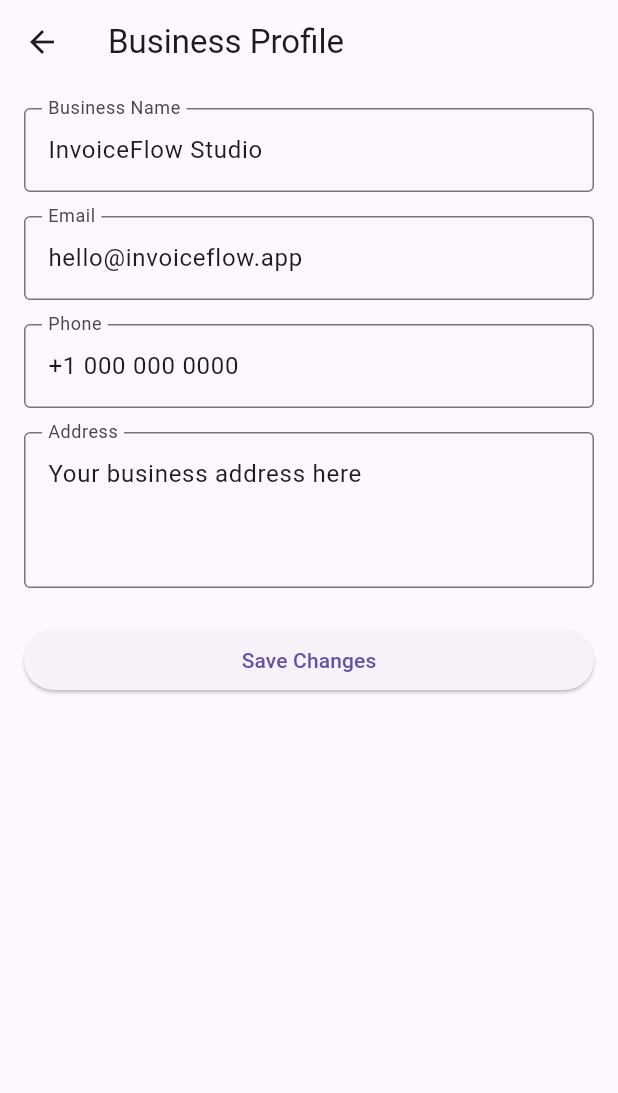
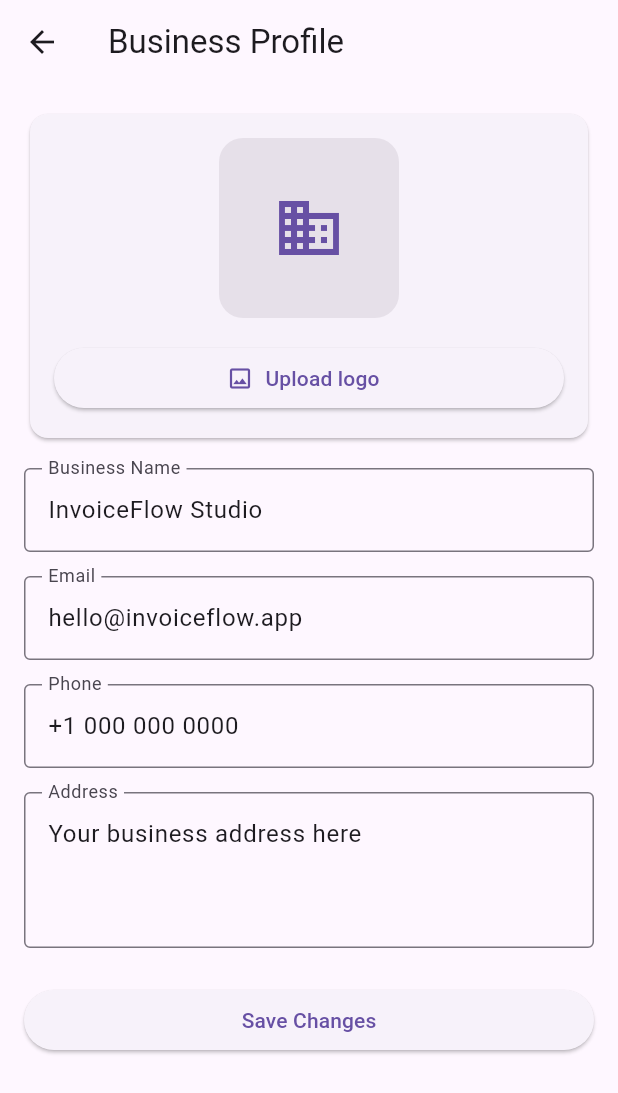
Before and after one commit to Mayyad78/invoiceflow, a Flutter app: the BusinessProfileScreen screen opened directly, on a phone screen of 412 x 824 dp. Shown: the top 1093 px of the screen. Run offline on Flutter 3.47's test engine with Material 3 defaults, Android fonts, the phone set to English and light mode, and no system bars; our stand-ins replace flutter_riverpod, hive, hive_flutter, image_picker, pdf, printing and 1 more; missing offline and left inert: file_selector; accounts and stored records are empty.

Commit message:
Step 10b: add business logo upload, local storage, and PDF logo support

```diff
--- a/lib/features/settings/business_profile_screen.dart
+++ b/lib/features/settings/business_profile_screen.dart
@@ -1,5 +1,11 @@
+import 'dart:convert';
+import 'dart:typed_data';
+
+import 'package:file_selector/file_selector.dart';
+import 'package:flutter/foundation.dart';
 import 'package:flutter/material.dart';
 import 'package:flutter_riverpod/flutter_riverpod.dart';
+import 'package:image_picker/image_picker.dart';
 
 import '../../l10n/app_localizations.dart';
 import '../../models/business_profile_model.dart';
@@ -15,21 +21,27 @@ class BusinessProfileScreen extends ConsumerStatefulWidget {
 
 class _BusinessProfileScreenState extends ConsumerState<BusinessProfileScreen> {
   final _formKey = GlobalKey<FormState>();
+  final ImagePicker _imagePicker = ImagePicker();
 
   late final TextEditingController _nameController;
   late final TextEditingController _emailController;
   late final TextEditingController _phoneController;
   late final TextEditingController _addressController;
 
+  String? _logoBase64;
+  bool _isPickingLogo = false;
+
   @override
   void initState() {
     super.initState();
+
     final profile = ref.read(businessProfileProvider);
 
     _nameController = TextEditingController(text: profile.name);
     _emailController = TextEditingController(text: profile.email);
     _phoneController = TextEditingController(text: profile.phone);
     _addressController = TextEditingController(text: profile.address);
+    _logoBase64 = profile.logoBase64;
   }
 
   @override
@@ -39,6 +51,102 @@ class _BusinessProfileScreenState extends ConsumerState<BusinessProfileScreen> {
     _phoneController.dispose();
     _addressController.dispose();
     super.dispose();
+  }
+
+  Uint8List? get _logoBytes {
+    final value = _logoBase64;
+    if (value == null || value.isEmpty) {
+      return null;
+    }
+
+    try {
+      return base64Decode(value);
+    } catch (_) {
+      return null;
+    }
+  }
+
+  bool get _useDesktopFilePicker {
+    if (kIsWeb) return true;
+
+    return defaultTargetPlatform == TargetPlatform.macOS ||
+        defaultTargetPlatform == TargetPlatform.windows ||
+        defaultTargetPlatform == TargetPlatform.linux;
+  }
+
+  Future<void> _pickLogo() async {
+    if (_isPickingLogo) return;
+
+    setState(() {
+      _isPickingLogo = true;
+    });
+
+    try {
+      Uint8List? bytes;
+
+      if (_useDesktopFilePicker) {
+        const typeGroup = XTypeGroup(
+          label: 'images',
+          extensions: <String>[
+            'png',
+            'jpg',
+            'jpeg',
+            'webp',
+          ],
+        );
+
+        final XFile? file = await openFile(
+          acceptedTypeGroups: <XTypeGroup>[typeGroup],
+          confirmButtonText: 'Select logo',
+        );
+
+        if (file != null) {
+          bytes = await file.readAsBytes();
+        }
+      } else {
+        final XFile? file = await _imagePicker.pickImage(
+          source: ImageSource.gallery,
+          imageQuality: 85,
+          maxWidth: 1200,
+        );
+
+        if (file != null) {
+          bytes = await file.readAsBytes();
+        }
+      }
+
+      if (!mounted) return;
+
+      if (bytes == null || bytes.isEmpty) {
+        setState(() {
+          _isPickingLogo = false;
+        });
+        return;
+      }
+
+      setState(() {
+        _logoBase64 = base64Encode(bytes!);
+        _isPickingLogo = false;
+      });
+    } catch (e) {
+      if (!mounted) return;
+
+      setState(() {
+        _isPickingLogo = false;
+      });
+
+      ScaffoldMessenger.of(context).showSnackBar(
+        SnackBar(
+          content: Text('Failed to pick logo: $e'),
+        ),
+      );
+    }
+  }
+
+  void _removeLogo() {
+    setState(() {
+      _logoBase64 = null;
+    });
   }
 
   Future<void> _save() async {
@@ -51,6 +159,7 @@ class _BusinessProfileScreenState extends ConsumerState<BusinessProfileScreen> {
       email: _emailController.text.trim(),
       phone: _phoneController.text.trim(),
       address: _addressController.text.trim(),
+      logoBase64: _logoBase64,
     );
 
     await ref.read(businessProfileProvider.notifier).save(profile);
@@ -67,6 +176,7 @@ class _BusinessProfileScreenState extends ConsumerState<BusinessProfileScreen> {
   @override
   Widget build(BuildContext context) {
     final t = AppLocalizations.of(context)!;
+    final logoBytes = _logoBytes;
 
     return Scaffold(
       appBar: AppBar(
@@ -77,6 +187,74 @@ class _BusinessProfileScreenState extends ConsumerState<BusinessProfileScreen> {
         child: ListView(
           padding: const EdgeInsets.all(16),
           children: [
+            Card(
+              child: Padding(
+                padding: const EdgeInsets.all(16),
+                child: Column(
+                  children: [
+                    if (logoBytes != null)
+                      Container(
+                        width: 120,
+                        height: 120,
+                        padding: const EdgeInsets.all(12),
+                        decoration: BoxDecoration(
+                          border: Border.all(color: Colors.grey.shade300),
+                          borderRadius: BorderRadius.circular(16),
+                        ),
+                        child: Image.memory(
+                          logoBytes,
+                          fit: BoxFit.contain,
+                        ),
+                      )
+                    else
+                      Container(
+                        width: 120,
+                        height: 120,
+                        decoration: BoxDecoration(
+                          color: Theme.of(context)
+                              .colorScheme
+                              .surfaceContainerHighest,
+                          borderRadius: BorderRadius.circular(16),
+                        ),
+                        child: Icon(
+                          Icons.business,
+                          size: 48,
+                          color: Theme.of(context).colorScheme.primary,
+                        ),
+                      ),
+                    const SizedBox(height: 16),
+                    SizedBox(
+                      width: double.infinity,
+                      child: ElevatedButton.icon(
+                        onPressed: _isPickingLogo ? null : _pickLogo,
+                        icon: _isPickingLogo
+                            ? const SizedBox(
+                                width: 18,
+                                height: 18,
+                                child: CircularProgressIndicator(strokeWidth: 2),
+                              )
+                            : const Icon(Icons.image_outlined),
+                        label: Text(
+                          logoBytes == null ? 'Upload logo' : 'Change logo',
+                        ),
+                      ),
+                    ),
+                    if (logoBytes != null) ...[
+                      const SizedBox(height: 12),
+                      SizedBox(
+                        width: double.infinity,
+                        child: OutlinedButton.icon(
+                          onPressed: _removeLogo,
+                          icon: const Icon(Icons.delete_outline),
+                          label: const Text('Remove logo'),
+                        ),
+                      ),
+                    ],
+                  ],
+                ),
+              ),
+            ),
+            const SizedBox(height: 16),
             TextFormField(
               controller: _nameController,
               decoration: InputDecoration(
--- a/lib/models/business_profile_model.dart
+++ b/lib/models/business_profile_model.dart
@@ -1,14 +1,19 @@
+import 'dart:convert';
+import 'dart:typed_data';
+
 class BusinessProfileModel {
   final String name;
   final String email;
   final String phone;
   final String address;
+  final String? logoBase64;
 
   const BusinessProfileModel({
     required this.name,
     required this.email,
     required this.phone,
     required this.address,
+    this.logoBase64,
   });
 
   Map<String, dynamic> toMap() {
@@ -17,15 +22,17 @@ class BusinessProfileModel {
       'email': email,
       'phone': phone,
       'address': address,
+      'logoBase64': logoBase64,
     };
   }
 
-  factory BusinessProfileModel.fromMap(Map<dynamic, dynamic> map) {
+  factory BusinessProfileModel.fromMap(Map map) {
     return BusinessProfileModel(
       name: map['name'] ?? '',
       email: map['email'] ?? '',
       phone: map['phone'] ?? '',
       address: map['address'] ?? '',
+      logoBase64: map['logoBase64'],
     );
   }
 
@@ -34,12 +41,30 @@ class BusinessProfileModel {
     String? email,
     String? phone,
     String? address,
+    String? logoBase64,
+    bool clearLogo = false,
   }) {
     return BusinessProfileModel(
       name: name ?? this.name,
       email: email ?? this.email,
       phone: phone ?? this.phone,
       address: address ?? this.address,
+      logoBase64: clearLogo ? null : (logoBase64 ?? this.logoBase64),
     );
   }
+
+  Uint8List? get logoBytes {
+    final value = logoBase64;
+    if (value == null || value.isEmpty) {
+      return null;
+    }
+
+    try {
+      return base64Decode(value);
+    } catch (_) {
+      return null;
+    }
+  }
+
+  bool get hasLogo => logoBytes != null;
 }
--- a/pubspec.yaml
+++ b/pubspec.yaml
@@ -1,5 +1,6 @@
 name: invoice_flow
 description: A multilingual invoice app.
+
 publish_to: 'none'
 
 version: 1.0.0+1
@@ -22,6 +23,7 @@ dependencies:
   share_plus: ^10.0.2
   path_provider: ^2.1.4
   image_picker: ^1.1.2
+  file_selector: ^1.0.3
 
 dev_dependencies:
   flutter_test:
```
Also changed, not shown: lib/services/pdf_service.dart (+55 -29 lines), pubspec.lock, 3 other files.
